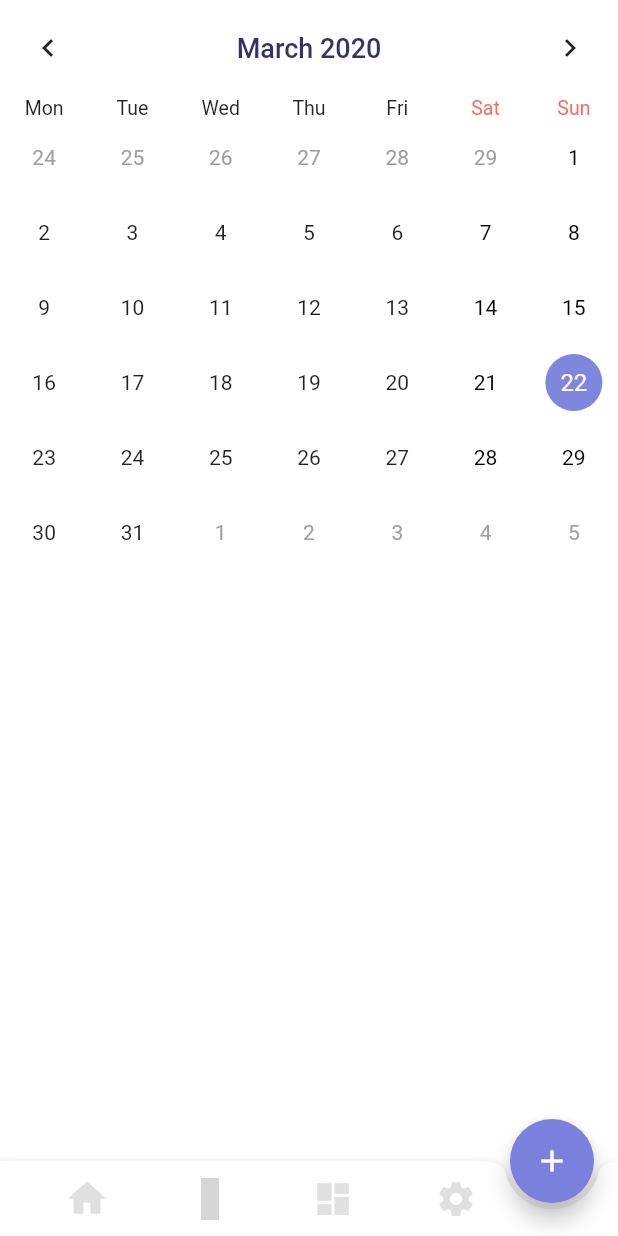
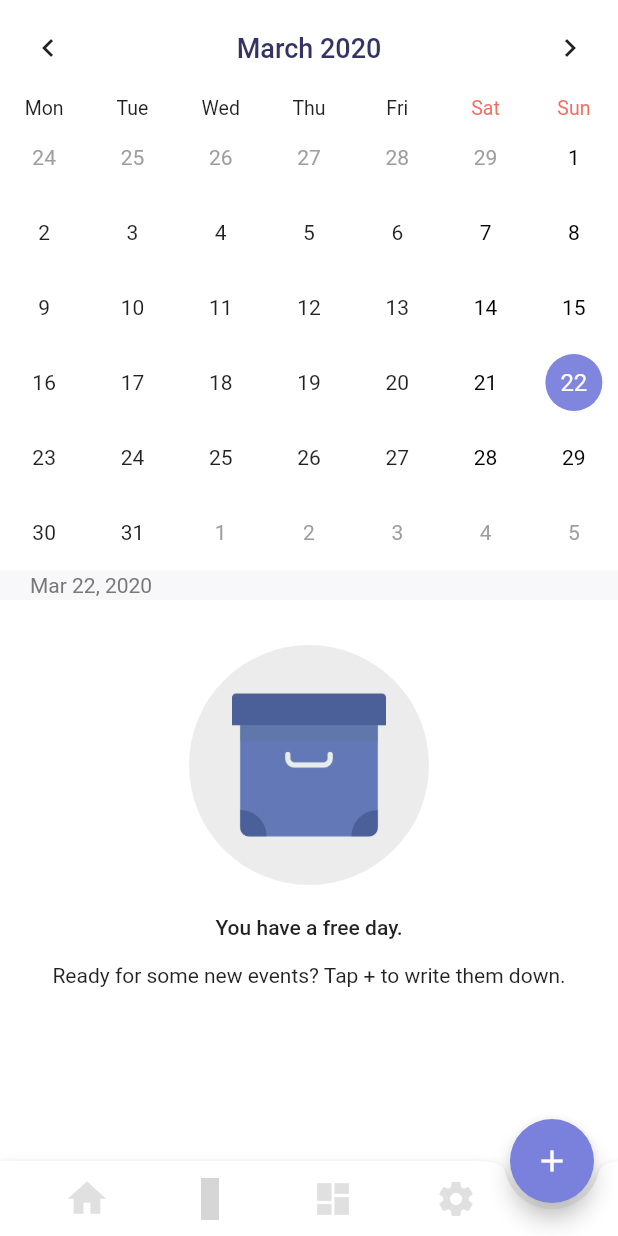
Before and after one commit to abishaan/Reminder, a Flutter app: the screen it shows after launch, item 2 of the bottom bar chosen, on a phone screen of 412 x 824 dp. Run offline on Flutter 3.47's test engine with Material 2 defaults, Android fonts, the phone set to English and light mode, and no system bars; drawn by our look-alikes of table_calendar; our stand-ins replace cloud_firestore, material_design_icons_flutter, syncfusion_flutter_calendar; missing offline and left inert: syncfusion_flutter_core; accounts and stored records are empty; grey boxes are pictures that could not be loaded.

```diff
--- a/lib/main.dart
+++ b/lib/main.dart
@@ -1,14 +1,12 @@
 import 'package:cloud_firestore/cloud_firestore.dart';
 import 'package:flutter/material.dart';
 import 'package:material_design_icons_flutter/material_design_icons_flutter.dart';
-import 'package:provider/provider.dart';
 import 'package:reminder/models/event.dart';
 import 'package:reminder/screens/calendar_screen/calendar_screen.dart';
 import 'package:reminder/screens/category_screen/category_screen.dart';
 import 'package:reminder/screens/event_screen/event_screen.dart';
 import 'package:reminder/themes/theme_color.dart';
 import 'package:reminder/screens/event_screen/create_event_widget.dart';
-import 'package:reminder/utils/test.dart';
 
 void main() => runApp(ReminderApp());
 
--- a/lib/screens/calendar_screen/calendar_screen.dart
+++ b/lib/screens/calendar_screen/calendar_screen.dart
@@ -1,9 +1,11 @@
 import 'package:cloud_firestore/cloud_firestore.dart';
 import 'package:flutter/cupertino.dart';
 import 'package:flutter/material.dart';
+import 'package:intl/intl.dart';
 import 'package:reminder/models/event.dart';
 import 'package:reminder/screens/calendar_screen/special_event_widget.dart';
 import 'package:reminder/themes/theme_color.dart';
+import 'package:reminder/widgets/empty_image_widget.dart';
 import 'package:table_calendar/table_calendar.dart';
 
 class CalendarScreen extends StatefulWidget {
@@ -22,28 +24,13 @@ class _CalendarScreenState extends State<CalendarScreen>
   AnimationController _animationController;
   CalendarController _calendarController;
   final String eventCollection = 'Events';
+  DateTime _calenderDay = DateTime.now();
 
   @override
   void initState() {
     super.initState();
 
     final _selectedDay = DateTime.now();
-
-//    RemindEvent event = RemindEvent(
-//      title: 'Appoinment 1',
-//      description: 'at hospital',
-//      category: 'personal',
-//      remindTime: '5:56 PM',
-//      remindDate: '2020-03-16 00:00:00.000',
-//    );
-//
-//    RemindEvent event2 = RemindEvent(
-//      title: 'Appoinment 2',
-//      description: 'at hosp  ital',
-//      category: 'personal',
-//      remindTime: '15:56 PM',
-//      remindDate: '2020-03-12 00:00:00.000',
-//    );
 
     _events = {DateTime.parse("2020-03-22"): widget.list ?? []};
     _selectedEvents = _events[_selectedDay] ?? [];
@@ -107,6 +94,7 @@ class _CalendarScreenState extends State<CalendarScreen>
 
   void _onDaySelected(DateTime day, List events) {
     setState(() {
+      _calenderDay = day;
       _selectedEvents = events;
     });
   }
@@ -116,19 +104,34 @@ class _CalendarScreenState extends State<CalendarScreen>
     return SafeArea(
       child: Scaffold(
         backgroundColor: Colors.white,
-        body: SingleChildScrollView(
-          child: SizedBox(
-            height: MediaQuery.of(context).size.height,
-            child: Column(
+        body: ListView(
+          children: <Widget>[
+            Column(
               mainAxisSize: MainAxisSize.max,
               children: <Widget>[
                 _buildTableCalendar(),
-                // _buildTableCalendarWithBuilders(),
-                const SizedBox(height: 8.0),
-                Expanded(child: _buildEventList()),
+                Container(
+                  height: 20.0,
+                  padding: EdgeInsets.symmetric(horizontal: 20, vertical: 2),
+                  width: MediaQuery.of(context).size.width,
+                  color: ThemeColor.primaryAccent.withAlpha(10),
+                  child: Text(
+                    DateFormat.yMMMd().format(_calenderDay).toString(),
+                    style: TextStyle(
+                      color: ThemeColor.subTitleColor,
+                    ),
+                  ),
+                ),
+                _selectedEvents.length == 0
+                    ? EmptyImageWidget(
+                        title: 'You have a free day.',
+                        subtitle:
+                            'Ready for some new events? Tap + to write them down.',
+                        imagePath: 'assets/images/archive.png')
+                    : Expanded(child: _buildEventList())
               ],
             ),
-          ),
+          ],
         ),
       ),
     );
--- a/lib/widgets/empty_image_widget.dart
+++ b/lib/widgets/empty_image_widget.dart
@@ -14,7 +14,7 @@ class EmptyImageWidget extends StatelessWidget {
       mainAxisAlignment: MainAxisAlignment.center,
       children: <Widget>[
         Padding(
-          padding: const EdgeInsets.only(top: 50.0),
+          padding: const EdgeInsets.only(top: 30.0),
           child: CircleAvatar(
             radius: 80,
             backgroundColor: Colors.grey.withAlpha(50),
```
